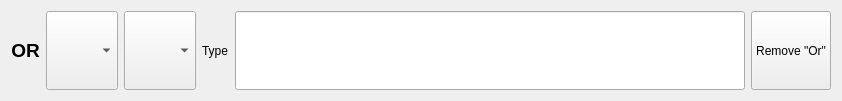
Old version of the form ui/SearchOrFrame.ui in the repository CS-4820-Library-Project/COUNTER-5-Report-Tool-2020-5.0.
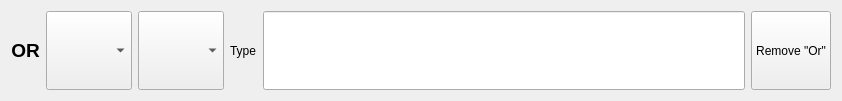
New version of the form.

Patch:
```diff
--- a/ui/SearchOrFrame.ui
+++ b/ui/SearchOrFrame.ui
@@ -60,6 +60,12 @@
        <verstretch>0</verstretch>
       </sizepolicy>
      </property>
+     <property name="font">
+      <font>
+       <family>Segoe UI</family>
+       <pointsize>12</pointsize>
+      </font>
+     </property>
     </widget>
    </item>
    <item>
@@ -70,6 +76,12 @@
        <verstretch>0</verstretch>
       </sizepolicy>
      </property>
+     <property name="font">
+      <font>
+       <family>Segoe UI</family>
+       <pointsize>12</pointsize>
+      </font>
+     </property>
     </widget>
    </item>
    <item>
```
